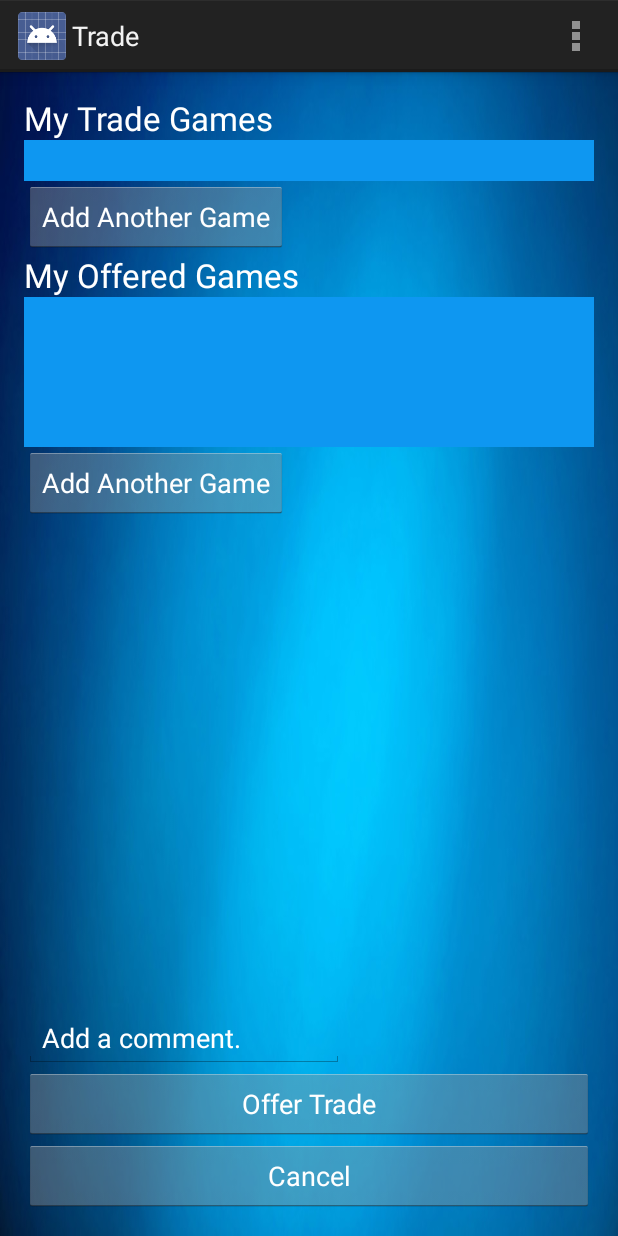
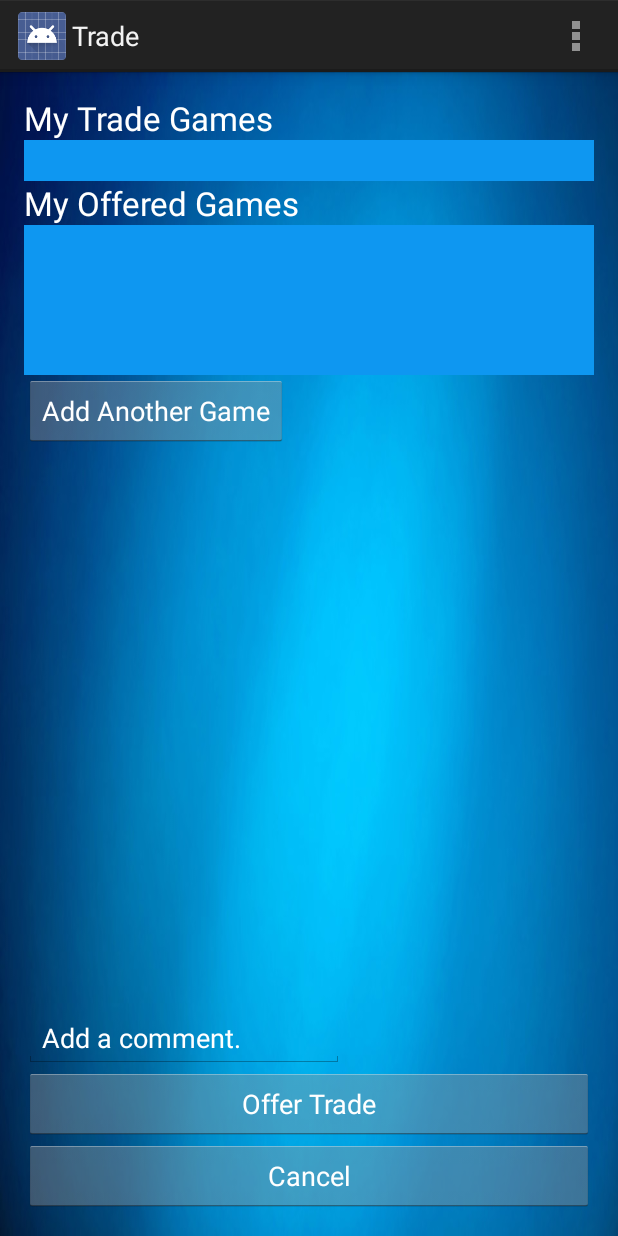
Before and after one commit to CMPUT301F15T14/AndroidDesignProject, an Android app: the TradeActivity screen opened directly, with no data from a screen before it, on a phone screen of 412 x 824 dp. Run offline under Robolectric (Android 15) with nearby library versions, the phone set to English and light mode, and no system bars; network calls fail.

Commit message:
add trade item from user and borrower

```diff
--- a/app/src/main/java/ca/ualberta/t14/gametrader/InventoryListActivity.java
+++ b/app/src/main/java/ca/ualberta/t14/gametrader/InventoryListActivity.java
@@ -72,7 +72,7 @@ public class InventoryListActivity extends Activity {
         setContentView(R.layout.activity_inventory_list);
 
         // Load user from JSON. The user contains Inventory.
-        mainUser = (User)ObjParseSingleton.getInstance().getObject("User");
+        mainUser = (User)ObjParseSingleton.getInstance().popObject("User");
         if(mainUser == null) {
             throw new RuntimeException("InventoryListActivity was not passed a user");
         }
--- a/app/src/main/java/ca/ualberta/t14/gametrader/NetworkController.java
+++ b/app/src/main/java/ca/ualberta/t14/gametrader/NetworkController.java
@@ -31,7 +31,7 @@ import ca.ualberta.t14.gametrader.es.data.SearchHit;
  * Created by jjohnsto on 11/26/15.
  */
 public class NetworkController implements AppObserver {
-    private final String netLocation = "http://cmput301.softwareprocess.es:8080/testing/t14/";
+    private final String netLocation = "http://cmput301.softwareprocess.es:8080/t14/Users/";
 
     private HttpClient httpclient = new DefaultHttpClient();
     Gson gson = new Gson();
--- a/app/src/main/java/ca/ualberta/t14/gametrader/TradeActivity.java
+++ b/app/src/main/java/ca/ualberta/t14/gametrader/TradeActivity.java
@@ -51,8 +51,7 @@ public class TradeActivity extends Activity {
     Game g1;
     Game g2;
     Button offerGameButton;
-    Button tradeAskButton;
-    //Button cancelTradeButtom;
+    Button offerTradeButton;
 
     public ListView getGameAskList() {
         return GameAskList;
@@ -87,12 +86,6 @@ public class TradeActivity extends Activity {
         if (g2 != null) {
             mobileArray1.add(g2.getTitle());
         }
-//        if( g2 == null) {
-//            g2 = new Game();
-//        }
-
-
-//===============================================================>
         GameAskList=(ListView)findViewById(R.id.tradeFor);
         GameOfferList =(ListView)findViewById(R.id.tradeOffer);
         User mainUser = UserSingleton.getInstance().getUser();
@@ -113,28 +106,22 @@ public class TradeActivity extends Activity {
             @Override
             public void onClick(View v) {
                 Intent intent = new Intent(TradeActivity.this, InventoryListActivity.class);
+                ObjParseSingleton.getInstance().addObject("User", UserSingleton.getInstance().getUser());
                 startActivityForResult(intent, 2);
             }
         });
-        tradeAskButton = (Button) findViewById(R.id.tradeAsk);
-        tradeAskButton.setOnClickListener(new View.OnClickListener() {
+
+        offerTradeButton = (Button) findViewById(R.id.makeTrade);
+        offerTradeButton.setOnClickListener(new View.OnClickListener() {
             @Override
             public void onClick(View v) {
-                Intent intent = new Intent(TradeActivity.this, InventoryListActivity.class);
-                startActivityForResult(intent, 1);
+                Intent intent = new Intent(TradeActivity.this, TradeHistoryActivity.class);
+                startActivity(intent);
+
             }
         });
-        /*
-        //cannot work becaseu the nullpointer exception in InventoyItemActivity line 56,57,58
-        cancelTradeButtom = (Button) findViewById(R.id.cancelTrade);
-        cancelTradeButtom.setOnClickListener(new View.OnClickListener() {
-            @Override
-            public void onClick(View v) {
-                Intent intent = new Intent(TradeActivity.this, InventoryItemActivity.class);
-                startActivity(intent);
-            }
-        });
-        */
+
+
     }
 
 
@@ -164,38 +151,14 @@ public class TradeActivity extends Activity {
     @Override
     protected void onStart(){
         super.onStart();
-        /*
-        adapter=new ArrayAdapter<String>(this,R.layout.text_view,R.id.GameList,mobileArray);
-        GameAskList.setAdapter(adapter);
-        adapter1=new ArrayAdapter<String>(this,R.layout.text_view,R.id.GameList,mobileArray1);
-        GameOfferList.setAdapter(adapter1);*/
+
     }
 
-//    @Override
-//    protected void onSaveInstanceState(Bundle outState) {
-//        super.onSaveInstanceState(outState);
-//        outState.putStringArrayList("GameAskList",mobileArray1);
-//    }
-//
-//    @Override
-//    protected void onRestoreInstanceState(Bundle savedInstanceState) {
-//        super.onRestoreInstanceState(savedInstanceState);
-//        mobileArray1 = savedInstanceState.getStringArrayList("GameAskList");
-//        adapter1=new ArrayAdapter<String>(this,R.layout.text_view,R.id.GameList,mobileArray1);
-//        GameAskList.setAdapter(adapter1);
-//    }
+
 
     @Override
     protected void onNewIntent(Intent intent) {
         super.onNewIntent(intent);
-//        g1 = (Game) ObjParseSingleton.getInstance().popObject("tradegame");
-//        if( g1 != null) {
-//            mobileArray.add(g1.getTitle());
-//        }
-//        g2 = (Game) ObjParseSingleton.getInstance().popObject("offergame");
-//        if( g2 != null) {
-//            mobileArray1.add(g2.getTitle());
-//        }
 
     }
 
@@ -216,12 +179,4 @@ public class TradeActivity extends Activity {
         }
     }
 
-    /*
-    @Override
-    public void onResume() {
-        super.onResume();
-        mobileArray.clear();
-        mobileArray.add(g1.getTitle());
-    }
-    */
 }
--- a/app/src/main/res/layout/activity_trade.xml
+++ b/app/src/main/res/layout/activity_trade.xml
@@ -38,15 +38,6 @@
                 android:layout_below="@+id/tradeWant"
                 android:visibility="visible" />
 
-            <Button
-                android:layout_width="wrap_content"
-                android:layout_height="wrap_content"
-                android:text="@string/tradeAsk"
-                android:textColor="#ffffff"
-                android:id="@+id/tradeAsk"
-                android:layout_below="@+id/tradeFor"
-                android:layout_alignParentStart="true" />
-
             <TextView
                 android:layout_width="wrap_content"
                 android:layout_height="wrap_content"
@@ -54,8 +45,8 @@
                 android:textAppearance="?android:attr/textAppearanceLarge"
                 android:textColor="#ffffff"
                 android:id="@+id/myGames"
-                android:layout_below="@+id/tradeAsk"
-                android:layout_alignParentStart="true" />
+                android:layout_alignParentStart="true"
+                android:layout_below="@+id/tradeFor" />
 
             <ListView
                 android:layout_width="wrap_content"
```
Also changed, not shown: app/src/main/java/ca/ualberta/t14/gametrader/FriendsListActivity.java (+6 -1 lines), app/src/main/java/ca/ualberta/t14/gametrader/InventoryItemActivity.java (+1 -9 lines).
